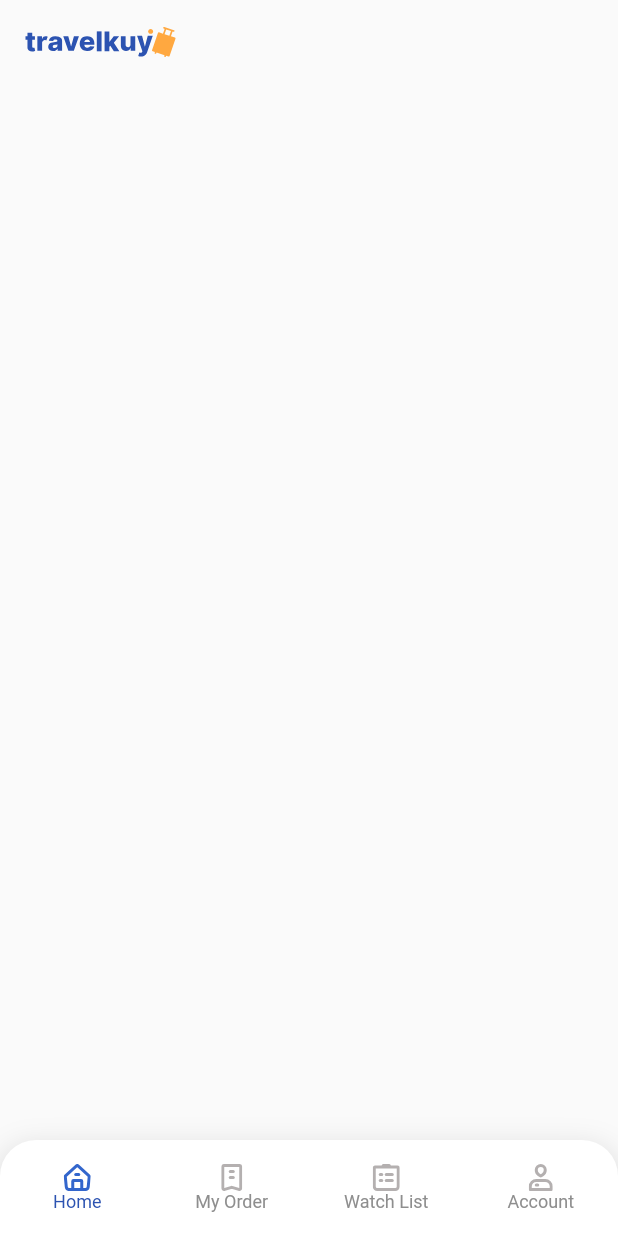
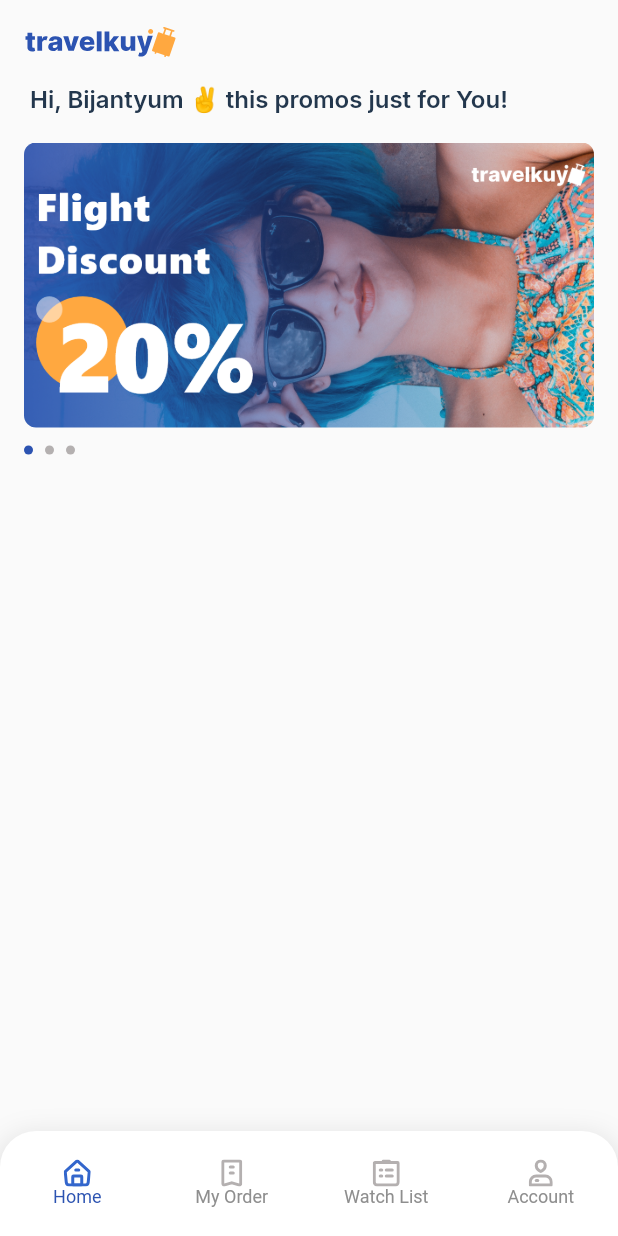
Before and after one commit to Bintaaaa/ui_travelkuy, a Flutter app: the screen it shows after launch, on a phone screen of 412 x 824 dp. Run offline on Flutter 3.47's test engine with Material 2 defaults, Android fonts, the phone set to English and light mode, and no system bars; our stand-ins replace flutter_svg, flutter_swiper, google_fonts.

Commit message:
menambahkan file untuk carousel

```diff
--- /dev/null
+++ b/lib/models/carousel_model.dart
@@ -0,0 +1,13 @@
+class CarouselModel{
+  String image;
+  CarouselModel(this.image);
+}
+
+List<CarouselModel> carousels =
+    carouselsData.map((item)=> CarouselModel(item['image'])).toList();
+
+var carouselsData = [
+  {"image": "assets/images/carousel_flight_discount.png"},
+  {"image": "assets/images/carousel_hotel_discount.png"},
+  {"image": "assets/images/carousel_covid_discount.png"},
+];
--- a/lib/screens/home_screen.dart
+++ b/lib/screens/home_screen.dart
@@ -1,14 +1,28 @@
 import 'package:basic_implement_ui_3/constans/color_constans.dart';
+import 'package:basic_implement_ui_3/constans/style_constans.dart';
+import 'package:basic_implement_ui_3/models/carousel_model.dart';
 import 'package:basic_implement_ui_3/widgets/bottom_navigation_travelkuy.dart';
 import 'package:flutter/material.dart';
 import 'package:flutter_svg/flutter_svg.dart';
+import 'package:flutter_swiper/flutter_swiper.dart';
 
 class HomeScreen extends StatefulWidget {
+
+
   @override
   _HomeScreenState createState() => _HomeScreenState();
 }
 
 class _HomeScreenState extends State<HomeScreen> {
+  int _current = 0;
+  List<T> map<T>(List list, Function handler){
+    List<T> result = [];
+    for(var i=0;i<list.length;i++){
+      result.add(handler(i,list[i]));
+    }
+    return result;
+  }
+
   @override
   Widget build(BuildContext context) {
     return Scaffold(
@@ -20,6 +34,87 @@ class _HomeScreenState extends State<HomeScreen> {
         ),
       backgroundColor: mBackgroundColor,
       bottomNavigationBar: BottomNavigationTravelkuy(),
+
+      //body
+      body: Container(
+        child: ListView(
+          physics: ClampingScrollPhysics(),
+          children: <Widget>[
+            //promos
+            Padding(
+                padding:  EdgeInsets.only(left: 20, bottom: 20),
+                child: Text("Hi, Bijantyum ✌ this promos just for You!",
+                  style: mTitleStyle,
+                ),
+            ),
+            Container(
+              alignment: Alignment.centerLeft,
+              margin: EdgeInsets.only(left: 16,right: 16),
+              width: MediaQuery.of(context).size.width,
+              child: Column(
+                crossAxisAlignment: CrossAxisAlignment.start,
+                mainAxisAlignment: MainAxisAlignment.start,
+                children: <Widget>[
+                  Container(
+                    width: MediaQuery.of(context).size.width,
+                    height: 190,
+                    child: Swiper(
+                      onIndexChanged: (index){
+                        setState(() {
+                          _current = index;
+                        },);
+                      },
+                      autoplay: true,
+                      layout: SwiperLayout.DEFAULT,
+                      itemCount: carousels.length,
+                      itemBuilder: (BuildContext context,index){
+                        return Container(
+                          decoration: BoxDecoration(
+                            borderRadius: BorderRadius.circular(8),
+                            image: DecorationImage(
+                              image: AssetImage(
+                                carousels[index].image
+                              ),
+                              fit: BoxFit.cover
+                            ),
+                          ),
+                        );
+                      },
+                    ),
+                  ),
+                  SizedBox(
+                    height: 12,
+                  ),
+                  Row(
+                    mainAxisAlignment: MainAxisAlignment.spaceBetween,
+                    children: <Widget>[
+                      Row(
+                        children: map<Widget>(
+                          carousels,
+                            (index,image){
+                            return Container(
+                              alignment: Alignment.centerLeft,
+                              height: 6,
+                              width: 6,
+                              margin: EdgeInsets.only(right: 8),
+                              decoration: BoxDecoration(
+                                shape: BoxShape.circle,
+                                color: _current == index
+                                    ? mBlueColor
+                                    : mGreyColor
+                              ),
+                            );
+                            }
+                        ),
+                      )
+                    ],
+                  )
+                ],
+              ),
+            )
+          ],
+        ),
+      ),
     );
   }
 }
--- a/lib/widgets/bottom_navigation_travelkuy.dart
+++ b/lib/widgets/bottom_navigation_travelkuy.dart
@@ -24,7 +24,7 @@ class _BottomNavigationTravelkuyState extends State<BottomNavigationTravelkuy> {
   @override
   Widget build(BuildContext context) {
     return Container(
-      height: 64,
+      height: 70,
       decoration: BoxDecoration(
         color: mFillColor,
         boxShadow: [
```
Also changed, not shown: lib/constans/style_constans.dart (added, +56 -0 lines).
